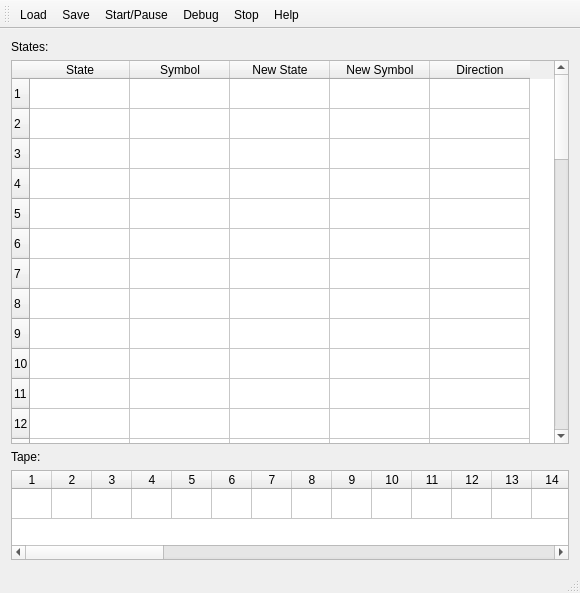
First picture: the form in mainwindow.ui, repository aizenbit/Mary-s-Turinga, before the edit.
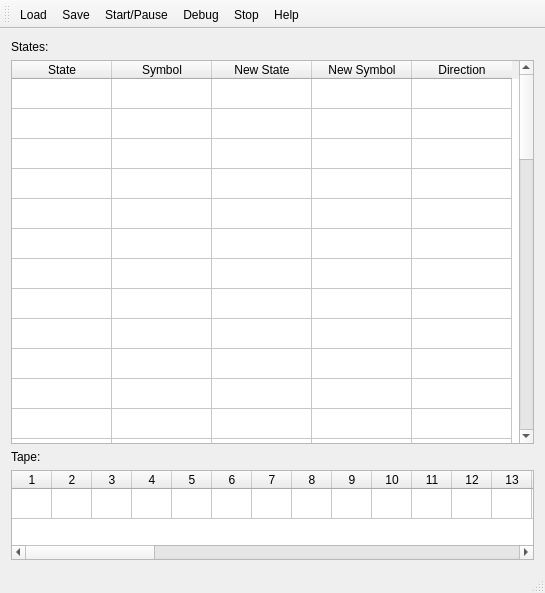
Second picture: the form after the edit.

```diff
--- a/mainwindow.ui
+++ b/mainwindow.ui
@@ -6,7 +6,7 @@
    <rect>
     <x>0</x>
     <y>0</y>
-    <width>580</width>
+    <width>545</width>
     <height>593</height>
    </rect>
   </property>
@@ -32,15 +32,33 @@
       </item>
       <item>
        <widget class="QTableWidget" name="rulesTable">
+        <property name="sizeAdjustPolicy">
+         <enum>QAbstractScrollArea::AdjustIgnored</enum>
+        </property>
+        <property name="editTriggers">
+         <set>QAbstractItemView::CurrentChanged|QAbstractItemView::DoubleClicked|QAbstractItemView::EditKeyPressed|QAbstractItemView::SelectedClicked</set>
+        </property>
+        <property name="textElideMode">
+         <enum>Qt::ElideRight</enum>
+        </property>
+        <property name="wordWrap">
+         <bool>false</bool>
+        </property>
         <property name="rowCount">
          <number>50</number>
         </property>
         <property name="columnCount">
          <number>5</number>
         </property>
+        <attribute name="horizontalHeaderVisible">
+         <bool>true</bool>
+        </attribute>
         <attribute name="horizontalHeaderDefaultSectionSize">
          <number>100</number>
         </attribute>
+        <attribute name="verticalHeaderVisible">
+         <bool>false</bool>
+        </attribute>
         <row/>
         <row/>
         <row/>
@@ -139,6 +157,12 @@
           <height>90</height>
          </size>
         </property>
+        <property name="editTriggers">
+         <set>QAbstractItemView::CurrentChanged|QAbstractItemView::DoubleClicked|QAbstractItemView::EditKeyPressed|QAbstractItemView::SelectedClicked</set>
+        </property>
+        <property name="wordWrap">
+         <bool>false</bool>
+        </property>
         <property name="rowCount">
          <number>1</number>
         </property>
```
Left out of the diff: 2 changed lines with no effect on the pictures.
